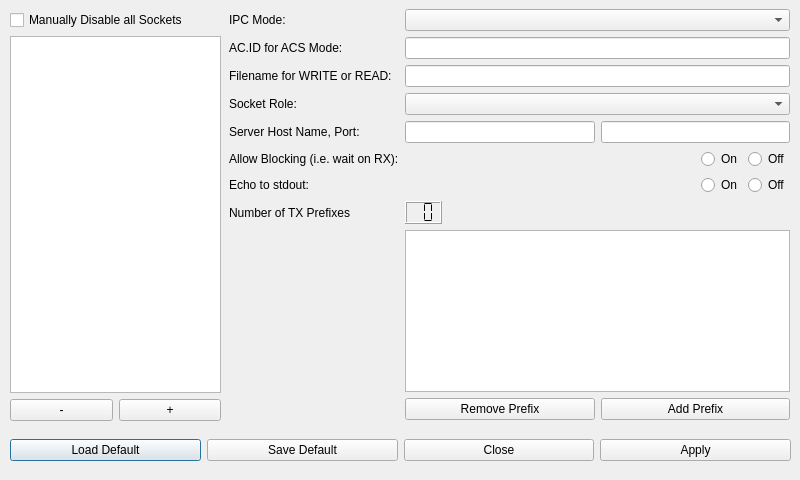
Above: dsm_gui/ipc_menu.ui from pavelgalchenko/dsm_gui before the change. Below: the same form after it.
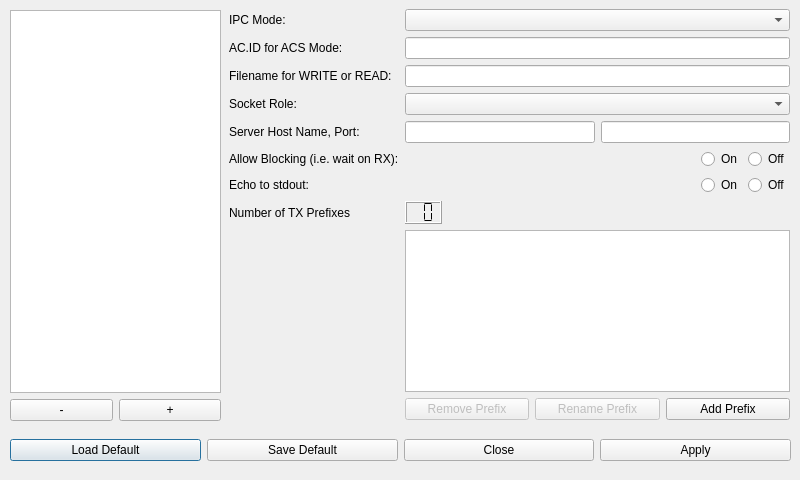
That is the form after the change.

Commit message: heavy modifications to IPC, is almost fully functional

The edit to the form file:
```diff
--- a/dsm_gui/ipc_menu.ui
+++ b/dsm_gui/ipc_menu.ui
@@ -76,15 +76,7 @@
    </property>
    <layout class="QVBoxLayout" name="verticalLayout">
     <item>
-     <layout class="QHBoxLayout" name="horizontalLayout_3">
-      <item>
-       <widget class="QCheckBox" name="manualdisable">
-        <property name="text">
-         <string>Manually Disable all Sockets</string>
-        </property>
-       </widget>
-      </item>
-     </layout>
+     <layout class="QHBoxLayout" name="horizontalLayout_3"/>
     </item>
     <item>
      <widget class="QListWidget" name="ipclist"/>
@@ -326,11 +318,24 @@
        <layout class="QHBoxLayout" name="horizontalLayout_12">
         <item>
          <widget class="QPushButton" name="prefix_remove">
+          <property name="enabled">
+           <bool>false</bool>
+          </property>
           <property name="text">
            <string>Remove Prefix</string>
           </property>
          </widget>
         </item>
+        <item>
+         <widget class="QPushButton" name="pushButton">
+          <property name="enabled">
+           <bool>false</bool>
+          </property>
+          <property name="text">
+           <string>Rename Prefix</string>
+          </property>
+         </widget>
+        </item>
         <item>
          <widget class="QPushButton" name="prefix_add">
           <property name="text">
```
The commit also changes 2 other files.
